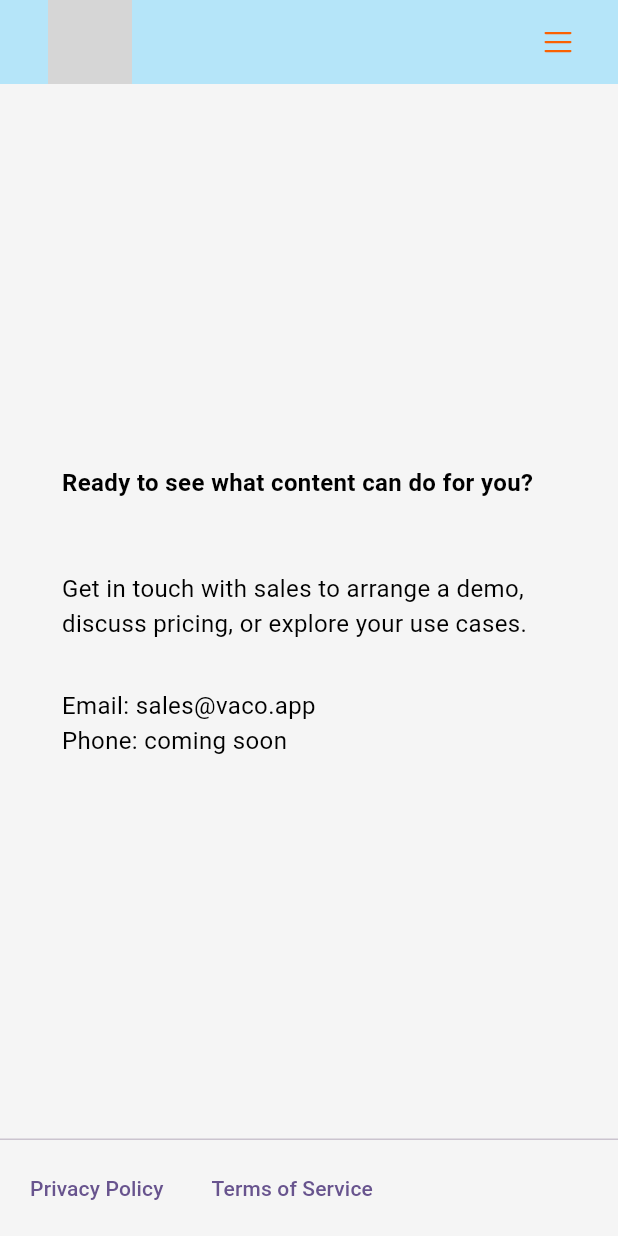
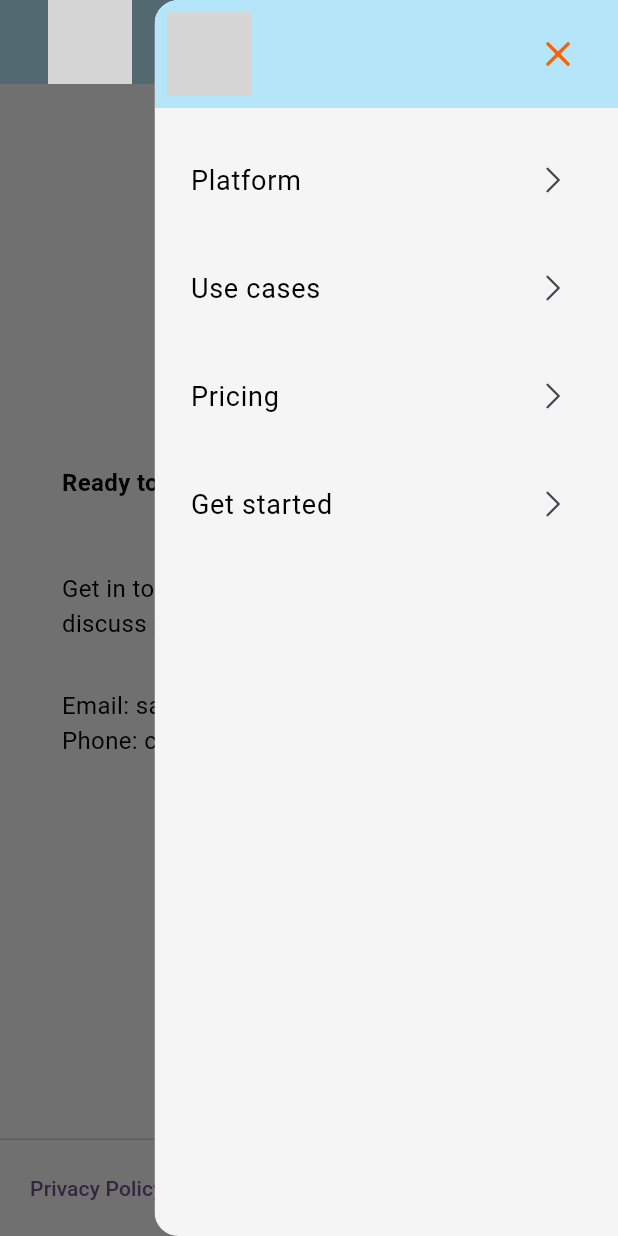
Before and after one commit to abewleytaylor/vaco-website, a Flutter app: the ContactSalesScreen screen opened directly, with the side drawer open (before the commit the screen has no drawer), on a phone screen of 412 x 824 dp. Run offline on Flutter 3.47's test engine with Material 3 defaults, Android fonts, the phone set to English and light mode, and no system bars; our stand-ins replace google_fonts, phosphor_flutter; network calls fail; Roboto replaces fonts that are missing (Cantarell); grey boxes are pictures that could not be loaded.

Commit message:
Add mobile navigation drawer

```diff
--- a/lib/screens/contact_sales_screen/contact_sales_screen.dart
+++ b/lib/screens/contact_sales_screen/contact_sales_screen.dart
@@ -4,6 +4,7 @@ import 'package:vaco_website/screens/contact_sales_screen/contact_sales_mobile_v
 import 'package:vaco_website/theme/colors.dart';
 import 'package:vaco_website/widgets/desktop_appbar.dart';
 import 'package:vaco_website/widgets/mobile_appbar.dart';
+import 'package:vaco_website/widgets/mobile_view_drawer.dart';
 import 'package:vaco_website/widgets/persistent_footer_buttons.dart';
 
 class ContactSalesScreen extends StatelessWidget {
@@ -15,6 +16,7 @@ class ContactSalesScreen extends StatelessWidget {
       child: Scaffold(
         backgroundColor: VacoColors.vacoBackground,
         appBar: MediaQuery.of(context).size.width > 1023 ? DesktopAppbar() : MobileAppbar(),
+        endDrawer: MobileViewDrawer(),
         persistentFooterAlignment: AlignmentDirectional.centerStart,
         persistentFooterButtons: VacoPersistentFooterButtons.getPersistentFooterButtons(context),
         body: MediaQuery.of(context).size.width > MediaQuery.of(context).size.height * 1.3 && MediaQuery.of(context).size.height > 512 ? ContactSalesDesktopView() : ContactSalesMobileView(),
--- a/lib/screens/home_screen/home_screen.dart
+++ b/lib/screens/home_screen/home_screen.dart
@@ -4,6 +4,7 @@ import 'package:vaco_website/theme/colors.dart';
 import 'package:vaco_website/theme/text_styles.dart';
 import 'package:vaco_website/widgets/desktop_appbar.dart';
 import 'package:vaco_website/widgets/mobile_appbar.dart';
+import 'package:vaco_website/widgets/mobile_view_drawer.dart';
 import 'package:vaco_website/widgets/persistent_footer_buttons.dart';
 
 class HomeScreen extends StatelessWidget {
@@ -15,6 +16,7 @@ class HomeScreen extends StatelessWidget {
       child: Scaffold(
         backgroundColor: VacoColors.vacoBackground,
         appBar: MediaQuery.of(context).size.width > 1023 ? DesktopAppbar() : MobileAppbar(),
+        endDrawer: MobileViewDrawer(),
         persistentFooterAlignment: AlignmentDirectional.centerStart,
         persistentFooterButtons: VacoPersistentFooterButtons.getPersistentFooterButtons(context),
         body: Center(
--- a/lib/screens/platform_screen/platform_screen.dart
+++ b/lib/screens/platform_screen/platform_screen.dart
@@ -4,6 +4,7 @@ import 'package:vaco_website/screens/platform_screen/platform_mobile_view.dart';
 import 'package:vaco_website/theme/colors.dart';
 import 'package:vaco_website/widgets/desktop_appbar.dart';
 import 'package:vaco_website/widgets/mobile_appbar.dart';
+import 'package:vaco_website/widgets/mobile_view_drawer.dart';
 import 'package:vaco_website/widgets/persistent_footer_buttons.dart';
 
 class PlatformScreen extends StatelessWidget {
@@ -15,6 +16,7 @@ class PlatformScreen extends StatelessWidget {
       child: Scaffold(
         backgroundColor: VacoColors.vacoBackground,
         appBar: MediaQuery.of(context).size.width > 1023 ? DesktopAppbar() : MobileAppbar(),
+        endDrawer: MobileViewDrawer(),
         persistentFooterAlignment: AlignmentDirectional.centerStart,
         persistentFooterButtons: VacoPersistentFooterButtons.getPersistentFooterButtons(context),
         body: SingleChildScrollView(
--- a/lib/screens/pricing_screen/pricing_screen.dart
+++ b/lib/screens/pricing_screen/pricing_screen.dart
@@ -3,6 +3,7 @@ import 'package:vaco_website/theme/colors.dart';
 import 'package:vaco_website/theme/text_styles.dart';
 import 'package:vaco_website/widgets/desktop_appbar.dart';
 import 'package:vaco_website/widgets/mobile_appbar.dart';
+import 'package:vaco_website/widgets/mobile_view_drawer.dart';
 import 'package:vaco_website/widgets/persistent_footer_buttons.dart';
 
 class PricingScreen extends StatelessWidget {
@@ -14,6 +15,7 @@ class PricingScreen extends StatelessWidget {
       child: Scaffold(
         backgroundColor: VacoColors.vacoBackground,
         appBar: MediaQuery.of(context).size.width > 1023 ? DesktopAppbar() : MobileAppbar(),
+        endDrawer: MobileViewDrawer(),
         persistentFooterAlignment: AlignmentDirectional.centerStart,
         persistentFooterButtons: VacoPersistentFooterButtons.getPersistentFooterButtons(context),
         body: Center(
--- a/lib/screens/use_cases_screen/use_cases_screen.dart
+++ b/lib/screens/use_cases_screen/use_cases_screen.dart
@@ -4,6 +4,7 @@ import 'package:vaco_website/screens/use_cases_screen/use_cases_mobile_view.dart
 import 'package:vaco_website/theme/colors.dart';
 import 'package:vaco_website/widgets/desktop_appbar.dart';
 import 'package:vaco_website/widgets/mobile_appbar.dart';
+import 'package:vaco_website/widgets/mobile_view_drawer.dart';
 import 'package:vaco_website/widgets/persistent_footer_buttons.dart';
 
 class UseCasesScreen extends StatelessWidget {
@@ -15,6 +16,7 @@ class UseCasesScreen extends StatelessWidget {
       child: Scaffold(
         backgroundColor: VacoColors.vacoBackground,
         appBar: MediaQuery.of(context).size.width > 1023 ? DesktopAppbar() : MobileAppbar(),
+        endDrawer: MobileViewDrawer(),
         persistentFooterAlignment: AlignmentDirectional.centerStart,
         persistentFooterButtons: VacoPersistentFooterButtons.getPersistentFooterButtons(context),
         body: SingleChildScrollView(child: MediaQuery.of(context).size.width > MediaQuery.of(context).size.height * 1.3 && MediaQuery.of(context).size.height > 512 ? UseCasesDesktopView() : UseCasesMobileView()),
--- /dev/null
+++ b/lib/widgets/mobile_view_drawer.dart
@@ -0,0 +1,104 @@
+import 'package:flutter/material.dart';
+import 'package:phosphor_flutter/phosphor_flutter.dart';
+import 'package:vaco_website/screens/contact_sales_screen/contact_sales_screen.dart';
+import 'package:vaco_website/screens/platform_screen/platform_screen.dart';
+import 'package:vaco_website/screens/pricing_screen/pricing_screen.dart';
+import 'package:vaco_website/screens/use_cases_screen/use_cases_screen.dart';
+import 'package:vaco_website/theme/colors.dart';
+import 'package:vaco_website/theme/text_styles.dart';
+
+class MobileViewDrawer extends StatelessWidget {
+  const MobileViewDrawer({super.key});
+
+  @override
+  Widget build(BuildContext context) {
+    return SizedBox(
+      width: MediaQuery.of(context).size.width * 0.75,
+      child: ClipRRect(
+        borderRadius: BorderRadius.only(
+          topLeft: Radius.circular(8.0),
+          bottomLeft: Radius.circular(8.0),
+        ),
+        child: Drawer(
+          backgroundColor: VacoColors.vacoBackground,
+          child: Column(
+            children: <Widget>[
+              MobileViewDrawerHeader(),
+              SizedBox(height: 12.0),
+              MobileViewDrawerListItem(title: "Platform", destination: PlatformScreen()),
+              MobileViewDrawerListItem(title: "Use cases", destination: UseCasesScreen()),
+              MobileViewDrawerListItem(title: "Pricing", destination: PricingScreen()),
+              MobileViewDrawerListItem(title: "Get started", destination: ContactSalesScreen()),
+            ],
+          ),
+        ),
+      ),
+    );
+  }
+}
+
+class MobileViewDrawerListItem extends StatelessWidget {
+  const MobileViewDrawerListItem({super.key, required this.title, required this.destination});
+
+  final String title;
+  final Widget destination;
+
+  @override
+  Widget build(BuildContext context) {
+    return Theme(
+      data: ThemeData(
+        splashFactory: NoSplash.splashFactory,
+        highlightColor: Colors.transparent,
+      ),
+      child: Padding(
+        padding: const EdgeInsets.all(8.0),
+        child: ListTile(
+          title: Text(title, style: VacoTextStyles.appBarAction),
+          trailing: Icon(PhosphorIcons.caretRight()),
+          onTap: () => Navigator.pushReplacement(
+            context,
+            PageRouteBuilder(
+              pageBuilder: (context, animation1, animation2) => destination,
+              transitionDuration: Duration.zero,
+              reverseTransitionDuration: Duration.zero,
+            ),
+          ),
+        ),
+      ),
+    );
+  }
+}
+
+class MobileViewDrawerHeader extends StatelessWidget {
+  const MobileViewDrawerHeader({super.key});
+
+  @override
+  Widget build(BuildContext context) {
+    return Container(
+      color: VacoColors.vacoBlue,
+      child: Row(
+        mainAxisAlignment: MainAxisAlignment.spaceBetween,
+        children: [
+          Padding(
+            padding: const EdgeInsets.all(8.0),
+            child: Image.network(
+              "https://storage.googleapis.com/vaco_website_assets/appbar_logo_no_hamburger.png",
+              height: AppBar().preferredSize.height,
+              fit: BoxFit.contain,
+            ),
+          ),
+          Padding(
+            padding: const EdgeInsets.symmetric(horizontal: 16.0),
+            child: IconButton(
+              onPressed: () => Scaffold.of(context).closeEndDrawer(),
+              icon: Icon(
+                PhosphorIconsBold.x,
+                color: VacoColors.vacoOrange,
+              ),
+            ),
+          ),
+        ],
+      ),
+    );
+  }
+}
```
Also changed, not shown: lib/widgets/mobile_appbar.dart (+6 -56 lines).
